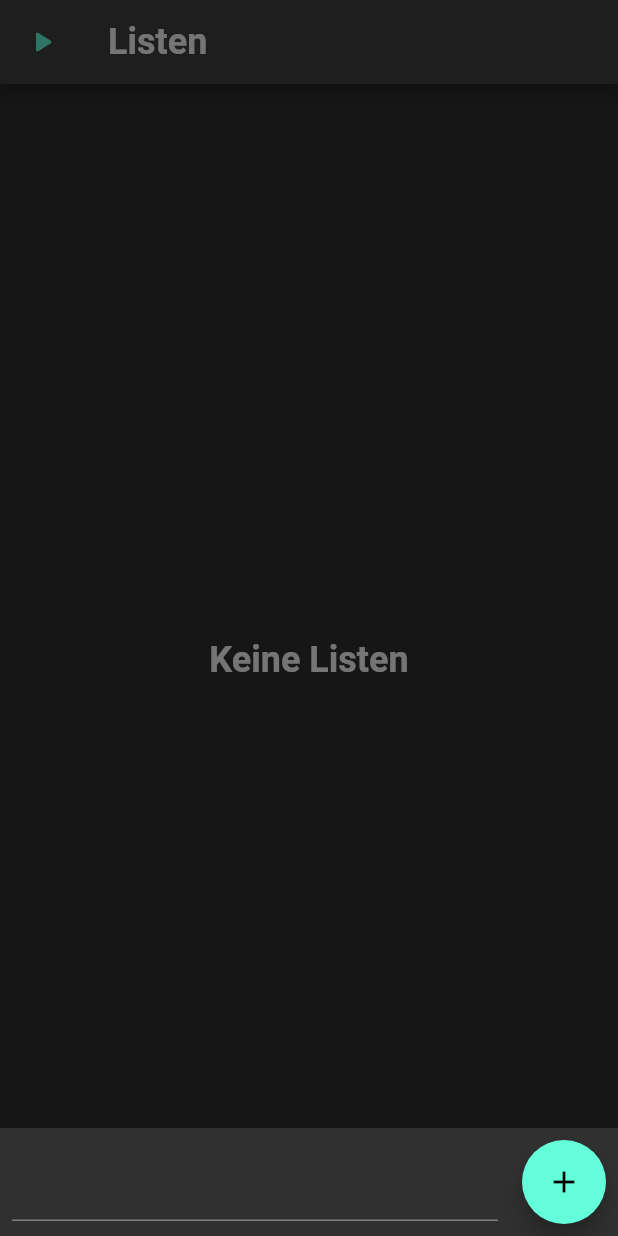
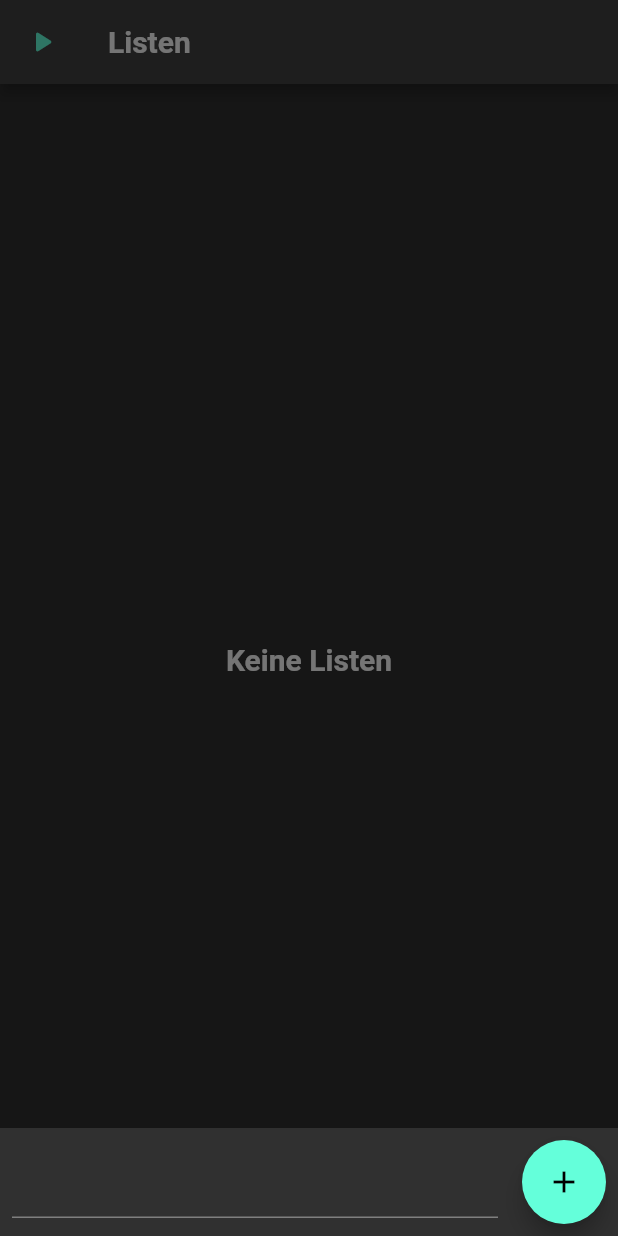
Before and after one commit to eric-bra/Flutter_List_App, a Flutter app: the screen it shows after launch, after a tap on the "add" icon, on a phone screen of 412 x 824 dp. Run offline on Flutter 3.47's test engine with Material 2 defaults, Android fonts, the phone set to English and light mode, and no system bars; our stand-ins replace flutter_tts, sqflite; accounts and stored records are empty.

Commit message:
Extracted the textstyle in the app.

```diff
--- /dev/null
+++ b/lib/constants.dart
@@ -0,0 +1,6 @@
+import 'package:flutter/material.dart';
+
+const style = TextStyle(
+    fontSize: 20,
+    fontWeight: FontWeight.bold)
+;
--- a/lib/main.dart
+++ b/lib/main.dart
@@ -1,7 +1,5 @@
 import 'package:flutter/material.dart';
 import 'package:listapp/widgets/homepage.dart';
-
-
 
 void main() {
   WidgetsFlutterBinding.ensureInitialized();
--- a/lib/widgets/add_todo_dialog.dart
+++ b/lib/widgets/add_todo_dialog.dart
@@ -1,5 +1,5 @@
 import 'package:flutter/material.dart';
-
+import 'package:listapp/constants.dart';
 import 'add_button.dart';
 
 ///Represents a Dialog with a text field and a Add-Button.
@@ -31,10 +31,7 @@ class _AddToDoDialogState extends State<AddToDoDialog> {
                     onSubmitted: (text) {
                       _val = text;
                       },
-                    style: TextStyle(
-                      fontSize: 24,
-                      fontWeight: FontWeight.bold,
-                    ),
+                    style: style,
                   ),
                 )),
             Padding(
--- a/lib/widgets/homepage.dart
+++ b/lib/widgets/homepage.dart
@@ -1,11 +1,11 @@
 import 'package:flutter/material.dart';
 import 'package:listapp/DataManaging/db_handler.dart';
 import 'package:listapp/DataManaging/tts_handler.dart';
+import 'package:listapp/constants.dart';
 import 'package:listapp/model/todo_list.dart';
 import 'package:listapp/widgets/add_button.dart';
 import 'package:listapp/widgets/speech_controller.dart';
 import 'package:listapp/widgets/todo_listing.dart';
-
 import 'add_todo_dialog.dart';
 import 'list_card.dart';
 
@@ -82,10 +82,7 @@ class _HomePageState extends State<HomePage> {
         ),
         title: const Text(
           "Listen",
-          style: TextStyle(
-            fontSize: 24,
-            fontWeight: FontWeight.bold,
-          ),
+          style: style,
         ),
       ),
       body: _isLoading
@@ -94,10 +91,7 @@ class _HomePageState extends State<HomePage> {
               ? const Center(
                   child: Text(
                   'Keine Listen',
-                  style: TextStyle(
-                    fontSize: 24,
-                    fontWeight: FontWeight.bold,
-                  ),
+                  style: style,
                 ))
               : buildLists(context),
       floatingActionButton: AddButton(
--- a/lib/widgets/todo_listing.dart
+++ b/lib/widgets/todo_listing.dart
@@ -1,5 +1,6 @@
 import 'package:flutter/material.dart';
 import 'package:listapp/DataManaging/db_handler.dart';
+import 'package:listapp/constants.dart';
 import 'package:listapp/widgets/add_button.dart';
 import 'package:listapp/widgets/add_todo_dialog.dart';
 import 'package:listapp/widgets/todolisttile.dart';
@@ -46,10 +47,7 @@ class _ToDoListingState extends State<ToDoListing> {
       appBar: AppBar(
           title: Text(
         widget.listName,
-        style: TextStyle(
-          fontSize: 24,
-          fontWeight: FontWeight.bold,
-        ),
+        style: style,
       )),
       body: FutureBuilder<List>(
         future: _toDoHandler.todosByList(widget.listId),
--- a/lib/widgets/todolisttile.dart
+++ b/lib/widgets/todolisttile.dart
@@ -1,4 +1,5 @@
 import 'package:flutter/material.dart';
+import 'package:listapp/constants.dart';
 import 'package:listapp/model/todo.dart';
 
 class ToDoListTile extends StatelessWidget {
@@ -14,10 +15,7 @@ class ToDoListTile extends StatelessWidget {
         child: CheckboxListTile(
             title: Text(
               todo.content,
-              style: TextStyle(
-                fontSize: 24,
-                fontWeight: FontWeight.bold,
-              ),
+              style: style,
             ),
             value: todo.checked,
             onChanged: (b) {
```
Also changed, not shown: lib/model/todo_list.dart (+3 -6 lines), lib/widgets/list_card.dart (+4 -4 lines), lib/widgets/menu_button.dart (+20 -14 lines).
